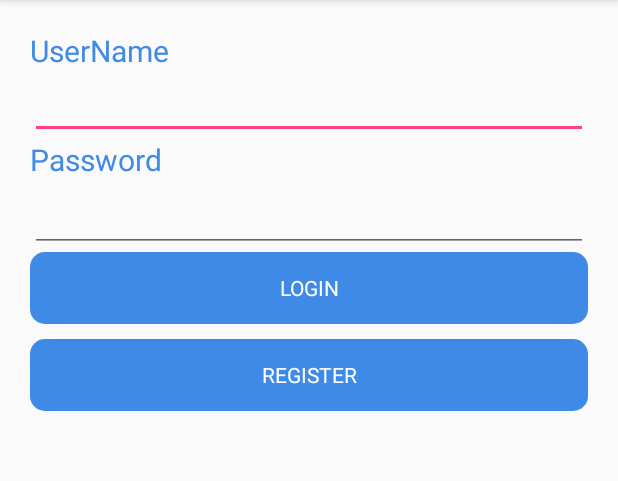
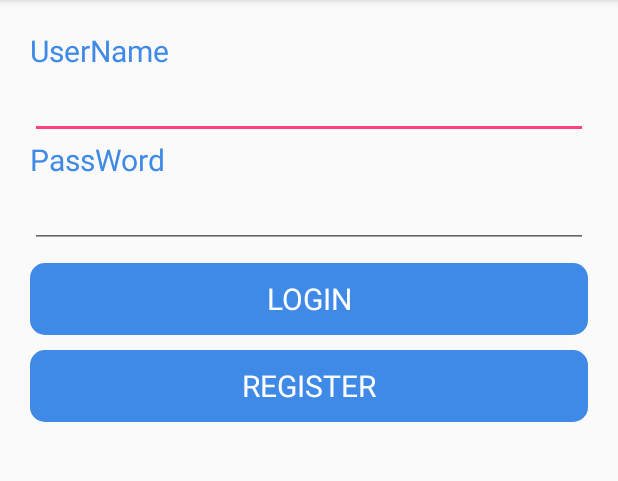
Before and after one commit to xiaozhenglang/Android-App, an Android app: the screen it shows after launch (MainActivity), on a phone screen of 412 x 824 dp, the part 84-565 px from its top. Run offline under Robolectric (Android 15) with nearby library versions, the phone set to English and light mode, and no system bars; our stand-ins replace Firebase (no records; nobody signed in at launch, a user with empty details on screens opened directly).

Commit message:
login-ui-done

```diff
--- a/app/build.gradle
+++ b/app/build.gradle
@@ -16,6 +16,7 @@ android {
             proguardFiles getDefaultProguardFile('proguard-android.txt'), 'proguard-rules.pro'
         }
     }
+    useLibrary 'org.apache.http.legacy'
 }
 
 dependencies {
--- a/app/src/main/java/com/example/xiaozhenglang/eventreport/MainActivity.java
+++ b/app/src/main/java/com/example/xiaozhenglang/eventreport/MainActivity.java
@@ -7,32 +7,109 @@ import android.os.Bundle;
 import android.support.v4.app.Fragment;
 import android.support.v7.app.AppCompatActivity;
 import android.util.Log;
+import android.view.View;
 import android.widget.Adapter;
 import android.widget.ArrayAdapter;
+import android.widget.Button;
+import android.widget.EditText;
 import android.widget.ListView;
+import android.widget.TextView;
+import android.widget.Toast;
 
+import com.google.firebase.database.DataSnapshot;
+import com.google.firebase.database.DatabaseError;
 import com.google.firebase.database.DatabaseReference;
 import com.google.firebase.database.FirebaseDatabase;
+import com.google.firebase.database.ValueEventListener;
 
 import java.util.List;
 
-public class MainActivity extends AppCompatActivity implements EventFragment.OnItemSelected {
-    private EventFragment mListFragment;
-    private CommentFragment mGridFragment;
+public class MainActivity extends AppCompatActivity implements CommentFragment.OnItemSelected{
+    private EditText mUsernameEditText;
+    private EditText mPasswordEditText;
+    private Button mSubmitButton;
+    private Button mRegisterButton;
+    private DatabaseReference mDatabase;
+
+
+
+
+
 
     @Override
     protected void onCreate(Bundle savedInstanceState) {
         super.onCreate(savedInstanceState);
         setContentView(R.layout.activity_main);
         // Show different fragments based on screen size.
-        Log.e("Life Cycle","onCreate();");
-        FirebaseDatabase database = FirebaseDatabase.getInstance();
-        DatabaseReference myRef = database.getReference("message");
-        myRef.setValue("Hello world");
+        mDatabase = FirebaseDatabase.getInstance().getReference();
+
+        mUsernameEditText = findViewById(R.id.editTextLogin);
+        mPasswordEditText = findViewById(R.id.editTextPassword);
+        mSubmitButton = findViewById(R.id.submit);
+        mRegisterButton = findViewById(R.id.register);
+
+        mRegisterButton.setOnClickListener(new View.OnClickListener() {
+            @Override
+            public void onClick(View view) {
+                final String userName = mUsernameEditText.getText().toString();
+                final String passWord = Utils.md5Encryption(mPasswordEditText.getText().toString());
+                final User user = new User(userName, passWord, System.currentTimeMillis());
+                mDatabase.child("users").addListenerForSingleValueEvent(new ValueEventListener() {
+                    @Override
+                    public void onDataChange(DataSnapshot dataSnapshot) {
+                        if(dataSnapshot.hasChild(userName)) {
+                            Toast.makeText(getBaseContext(), "username is already registered, please change one",
+                            Toast.LENGTH_SHORT).show();
+                        } else if (!userName.equals("") && !passWord.equals("")) {
+                            mDatabase.child("users").child(user.getUsername()).setValue(user);
+                            Toast.makeText(getBaseContext(), "Successfully registered", Toast.LENGTH_SHORT).show();
+                        }
+                    }
+
+                    @Override
+                    public void onCancelled(DatabaseError databaseError) {
+
+                    }
+                });
+
+            }
+        });
+
+
+        mSubmitButton.setOnClickListener(new View.OnClickListener() {
+            @Override
+            public void onClick(View view) {
+                final String userName = mUsernameEditText.getText().toString();
+                final String passWord = Utils.md5Encryption(mPasswordEditText.getText().toString());
+                mDatabase.child("users").addListenerForSingleValueEvent(new ValueEventListener() {
+                    @Override
+                    public void onDataChange(DataSnapshot dataSnapshot) {
+                        if(dataSnapshot.hasChild(userName) &&
+                                passWord.equals(dataSnapshot.child(userName).child("password").getValue())) {
+                            Log.i( " Your log", "You successfully login");
+                        } else {
+                            Toast.makeText(getBaseContext(),"Please login again", Toast.LENGTH_SHORT).show();
+                        }
+                    }
+
+                    @Override
+                    public void onCancelled(DatabaseError databaseError) {
+
+                    }
+                });
+
+            }
+        });
+
+
 
 
     }
 
+
+    @Override
+    public void onItemSelected(int position) {
+    }
 
     private boolean isTablet() {
         return (getApplicationContext().getResources().getConfiguration().screenLayout &
@@ -41,10 +118,7 @@ public class MainActivity extends AppCompatActivity implements EventFragment.OnI
     }
 
 
-    @Override
-    public void onItemSeleted(int position) {
-        mGridFragment.onItemSelected(position);
-    }
+
 
     @Override
     protected void onStart() {
--- a/app/src/main/res/layout/activity_main.xml
+++ b/app/src/main/res/layout/activity_main.xml
@@ -1,65 +1,70 @@
 <?xml version="1.0" encoding="utf-8"?>
-<LinearLayout xmlns:android="http://schemas.android.com/apk/res/android"
-    xmlns:tools="http://schemas.android.com/tools"
-    android:id="@+id/fragment_container"
+<LinearLayout
+    xmlns:android="http://schemas.android.com/apk/res/android"
     android:layout_width="match_parent"
-    android:layout_height="match_parent"
-    android:orientation="vertical"
+    android:layout_height="wrap_content"
     android:paddingLeft="20dp"
     android:paddingRight="20dp"
-    android:padding="20dp"
-    tools:context="com.example.xiaozhenglang.eventreport.MainActivity">
+    android:paddingTop="20dp"
+    android:orientation="vertical">
+
 
     <TextView
         android:text="UserName"
-        android:fontFamily="Roboto"
-        android:textColor="#FF3F89E7"
-        android:textSize="20dp"
-        android:layout_width="match_parent"
-        android:layout_height="wrap_content" />
-
-    <EditText
         android:layout_width="match_parent"
         android:layout_height="wrap_content"
         android:fontFamily="Roboto"
-        android:id="@+id/eidtTextLogin"
-        android:layout_gravity="center_horizontal"/>
-
-    <TextView
-        android:layout_width="match_parent"
-        android:layout_height="wrap_content"
-        android:text="Password"
         android:textSize="20dp"
-        android:fontFamily="Roboto"
         android:textColor="#FF3F89E7"/>
 
     <EditText
+        android:id="@+id/editTextLogin"
+        android:layout_width="match_parent"
+        android:layout_height="wrap_content"
         android:fontFamily="Roboto"
+        />
+
+    <TextView
+        android:text="PassWord"
         android:layout_width="match_parent"
-        android:layout_height="48dp"
+        android:layout_height="wrap_content"
+        android:fontFamily="Robot"
+        android:textSize="20dp"
+        android:textColor="#FF3F89E7"/>
+
+    <EditText
         android:id="@+id/editTextPassword"
-        android:inputType="textPassword"
-        android:layout_gravity="center_horizontal" />
+        android:layout_width="match_parent"
+        android:layout_height="wrap_content"
+        android:fontFamily="Roboto"
+        android:inputType="textPassword"/>
 
 
     <Button
         android:layout_width="match_parent"
-        android:layout_height="wrap_content"
+        android:layout_height="48dp"
         android:text="Login"
         android:fontFamily="Roboto"
         android:textColor="@android:color/white"
+        android:id="@+id/submit"
         android:background="@drawable/login_button"
-        android:id="@+id/submit"/>
+        android:layout_marginTop="10dp"
+        android:textSize="20dp"/>
+
 
     <Button
         android:layout_width="match_parent"
-        android:layout_height="wrap_content"
-        android:layout_marginTop="10dp"
+        android:layout_height="48dp"
+        android:fontFamily="Robot"
         android:text="Register"
+        android:id="@+id/register"
+        android:textSize="20dp"
+        android:background="@drawable/login_button"
         android:textColor="@android:color/white"
-        android:background="@drawable/login_button"
-        android:fontFamily="Roboto"
-        android:id="@+id/register"/>
+        android:layout_marginTop="10dp"/>
+
+
+
 
 
 </LinearLayout>
```
Also changed, not shown: app/src/main/java/com/example/xiaozhenglang/eventreport/CommentFragment.java (+21 -0 lines), app/src/main/java/com/example/xiaozhenglang/eventreport/EventFragment.java (+14 -3 lines), app/src/main/java/com/example/xiaozhenglang/eventreport/User.java (added, +43 -0 lines), app/src/main/java/com/example/xiaozhenglang/eventreport/Utils.java (added, +26 -0 lines).
